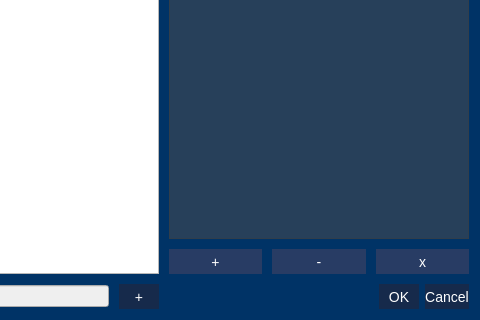
Above: gui/definitions/experiment_dialog.ui from SilMon/NucDetect before the change; both pictures show x 768 to 1248 and y 579 to 899 of the 1248 by 899 pixel window. Below: the same form after it.
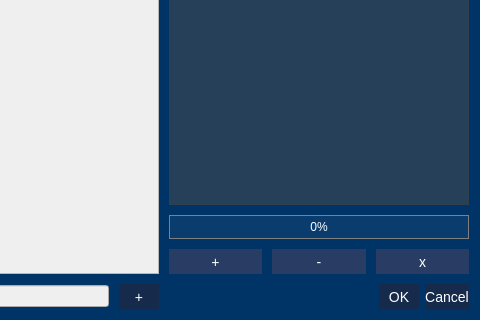
That is the form after the change.

Commit message: Introduction of standardized image loading

Diff of the .ui file:
```diff
--- a/gui/definitions/experiment_dialog.ui
+++ b/gui/definitions/experiment_dialog.ui
@@ -123,6 +123,9 @@
        </item>
        <item row="1" column="2">
         <widget class="QTextEdit" name="te_details">
+         <property name="enabled">
+          <bool>false</bool>
+         </property>
          <property name="minimumSize">
           <size>
            <width>500</width>
@@ -143,6 +146,9 @@
        </item>
        <item row="2" column="2">
         <widget class="QTextEdit" name="te_notes">
+         <property name="enabled">
+          <bool>false</bool>
+         </property>
          <property name="minimumSize">
           <size>
            <width>500</width>
@@ -170,6 +176,9 @@
        </item>
        <item row="0" column="2">
         <widget class="QLineEdit" name="le_name">
+         <property name="enabled">
+          <bool>false</bool>
+         </property>
          <property name="minimumSize">
           <size>
            <width>500</width>
@@ -238,6 +247,16 @@
          </property>
         </widget>
        </item>
+       <item>
+        <widget class="QProgressBar" name="prg_images">
+         <property name="value">
+          <number>0</number>
+         </property>
+         <property name="alignment">
+          <set>Qt::AlignCenter</set>
+         </property>
+        </widget>
+       </item>
        <item>
         <layout class="QHBoxLayout" name="horizontalLayout_5">
          <item>
```
The commit also changes 7 other files.
